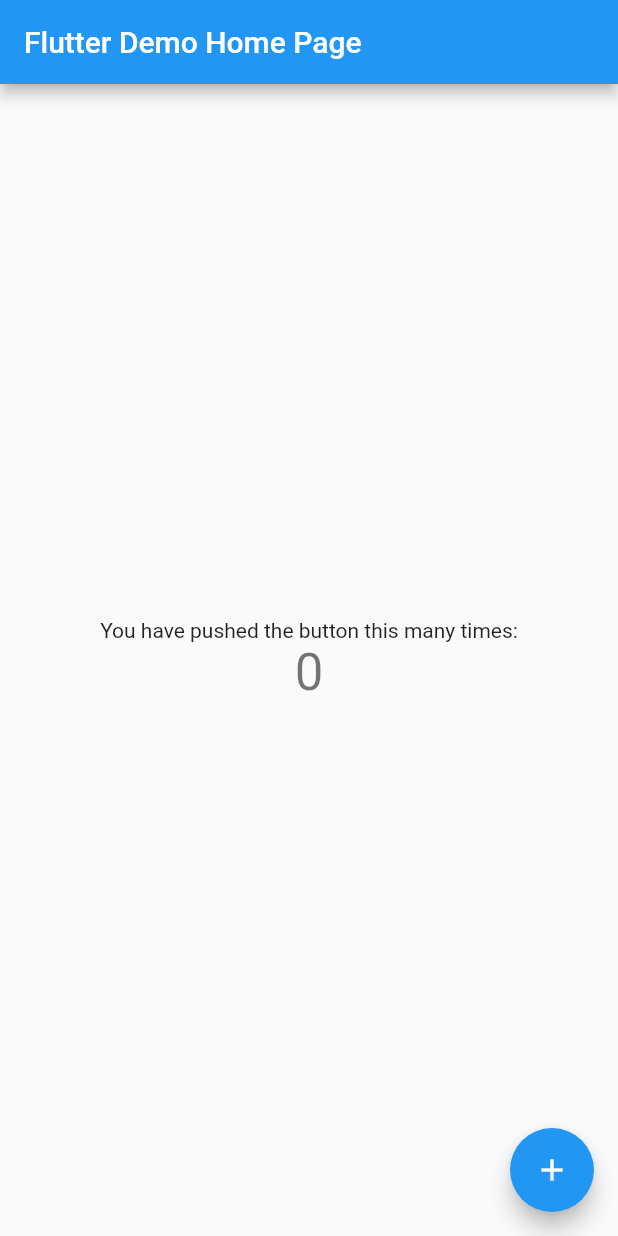
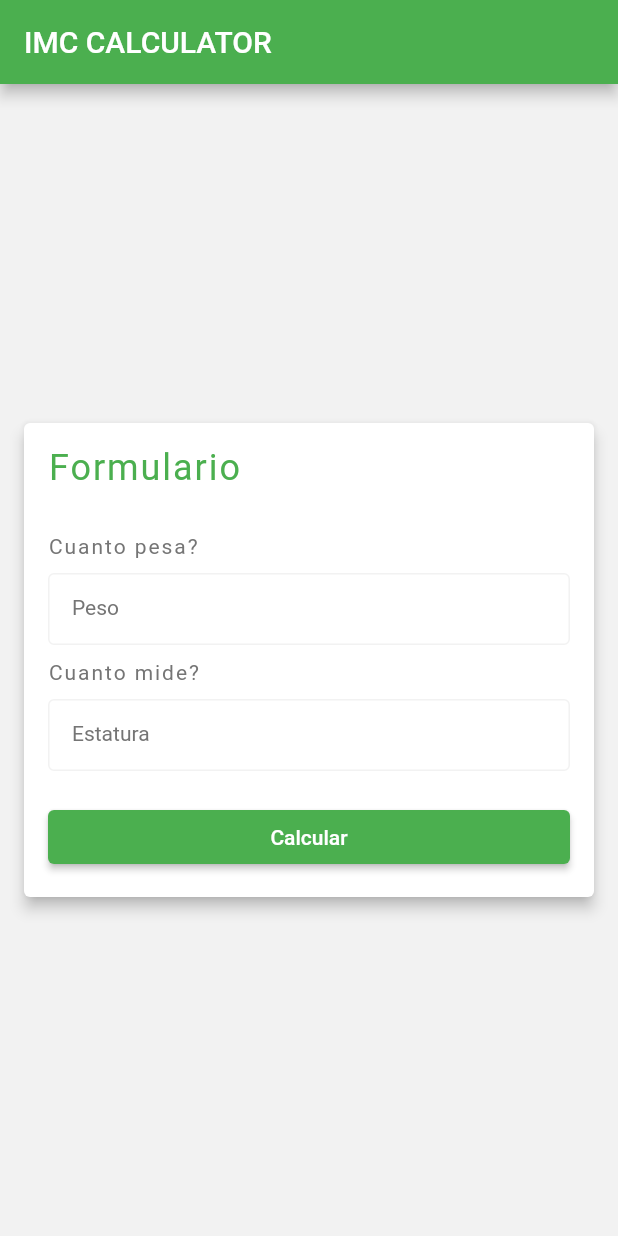
Before and after one commit to adrian-parra/Flutter-Practicas, a Flutter app: the screen it shows after launch, on a phone screen of 412 x 824 dp. Run offline on Flutter 3.47's test engine with Material 2 defaults, Android fonts, the phone set to English and light mode, and no system bars; our stand-ins replace fluttertoast.

Commit message:
feat mini proyecto 01
* add app que calcula IMC (INDICE DE MASA CORPORAL)

```diff
--- /dev/null
+++ b/mini_proyecto_01/lib/config.dart
@@ -0,0 +1,25 @@
+import 'package:flutter/material.dart';
+
+class AppConfig {
+  static const colorPrincipal = Color(0xFF4BAF4F);
+  static const colorSecundario = Color(0xFFFFFFFF);
+  static const colorFondo = Color(0xFFF2F2F2);
+  static const colorDescripcion = Color(0xFF757575);
+
+  static const colorSuccess = Color(0xFF51ae57);
+  static const colorDanger = Color(0xFFff0000);
+  static const colorWarning = Color(0xFFf57c00);
+  static const colorInfo = Color(0xFF3498db);
+
+  static const marginValue = 16.0;
+  static const paddingValue = 16.0;
+
+  static const sizeTitulo = 24.0;
+  static const sizeSubtitulo = 20.0;
+  static const sizeDescripcion = 14.0;
+
+  static const gap = 10.0;
+
+  static const letterSpacingValue = 1.3;
+
+}
--- a/mini_proyecto_01/lib/main.dart
+++ b/mini_proyecto_01/lib/main.dart
@@ -1,4 +1,5 @@
 import 'package:flutter/material.dart';
+import 'package:mini_proyecto_01/widgets/splash_screen.dart';
 
 void main() {
   runApp(const MyApp());
@@ -10,106 +11,9 @@
   // This widget is the root of your application.
   @override
   Widget build(BuildContext context) {
-    return MaterialApp(
-      title: 'Flutter Demo',
-      theme: ThemeData(
-        // This is the theme of your application.
-        //
-        // Try running your application with "flutter run". You'll see the
-        // application has a blue toolbar. Then, without quitting the app, try
-        // changing the primarySwatch below to Colors.green and then invoke
-        // "hot reload" (press "r" in the console where you ran "flutter run",
-        // or simply save your changes to "hot reload" in a Flutter IDE).
-        // Notice that the counter didn't reset back to zero; the application
-        // is not restarted.
-        primarySwatch: Colors.blue,
-      ),
-      home: const MyHomePage(title: 'Flutter Demo Home Page'),
-    );
+    return const MaterialApp(
+      debugShowCheckedModeBanner:false,
+      title: 'Practica 04',
+      home: SplashScreen());
   }
 }
-
-class MyHomePage extends StatefulWidget {
-  const MyHomePage({super.key, required this.title});
-
-  // This widget is the home page of your application. It is stateful, meaning
-  // that it has a State object (defined below) that contains fields that affect
-  // how it looks.
-
-  // This class is the configuration for the state. It holds the values (in this
-  // case the title) provided by the parent (in this case the App widget) and
-  // used by the build method of the State. Fields in a Widget subclass are
-  // always marked "final".
-
-  final String title;
-
-  @override
-  State<MyHomePage> createState() => _MyHomePageState();
-}
-
-class _MyHomePageState extends State<MyHomePage> {
-  int _counter = 0;
-
-  void _incrementCounter() {
-    setState(() {
-      // This call to setState tells the Flutter framework that something has
-      // changed in this State, which causes it to rerun the build method below
-      // so that the display can reflect the updated values. If we changed
-      // _counter without calling setState(), then the build method would not be
-      // called again, and so nothing would appear to happen.
-      _counter++;
-    });
-  }
-
-  @override
-  Widget build(BuildContext context) {
-    // This method is rerun every time setState is called, for instance as done
-    // by the _incrementCounter method above.
-    //
-    // The Flutter framework has been optimized to make rerunning build methods
-    // fast, so that you can just rebuild anything that needs updating rather
-    // than having to individually change instances of widgets.
-    return Scaffold(
-      appBar: AppBar(
-        // Here we take the value from the MyHomePage object that was created by
-        // the App.build method, and use it to set our appbar title.
-        title: Text(widget.title),
-      ),
-      body: Center(
-        // Center is a layout widget. It takes a single child and positions it
-        // in the middle of the parent.
-        child: Column(
-          // Column is also a layout widget. It takes a list of children and
-          // arranges them vertically. By default, it sizes itself to fit its
-          // children horizontally, and tries to be as tall as its parent.
-          //
-          // Invoke "debug painting" (press "p" in the console, choose the
-          // "Toggle Debug Paint" action from the Flutter Inspector in Android
-          // Studio, or the "Toggle Debug Paint" command in Visual Studio Code)
-          // to see the wireframe for each widget.
-          //
-          // Column has various properties to control how it sizes itself and
-          // how it positions its children. Here we use mainAxisAlignment to
-          // center the children vertically; the main axis here is the vertical
-          // axis because Columns are vertical (the cross axis would be
-          // horizontal).
-          mainAxisAlignment: MainAxisAlignment.center,
-          children: <Widget>[
-            const Text(
-              'You have pushed the button this many times:',
-            ),
-            Text(
-              '$_counter',
-              style: Theme.of(context).textTheme.headline4,
-            ),
-          ],
-        ),
-      ),
-      floatingActionButton: FloatingActionButton(
-        onPressed: _incrementCounter,
-        tooltip: 'Increment',
-        child: const Icon(Icons.add),
-      ), // This trailing comma makes auto-formatting nicer for build methods.
-    );
-  }
-}
--- /dev/null
+++ b/mini_proyecto_01/lib/screens/imc_calculator_screen.dart
@@ -0,0 +1,183 @@
+import 'package:flutter/foundation.dart';
+import 'package:flutter/material.dart';
+import 'package:fluttertoast/fluttertoast.dart';
+import 'package:mini_proyecto_01/widgets/custom_text_field.dart';
+import 'package:mini_proyecto_01/config.dart';
+import 'package:mini_proyecto_01/widgets/custom_elevated_button.dart';
+import 'package:mini_proyecto_01/widgets/imc_resultado.dart';
+
+class HomeScreen extends StatefulWidget {
+  const HomeScreen({super.key});
+
+  @override
+  State<HomeScreen> createState() => _HomeScreenState();
+}
+
+class _HomeScreenState extends State<HomeScreen> {
+  final TextEditingController peso = TextEditingController();
+  final TextEditingController estatura = TextEditingController();
+  bool isError = false;
+  double result = 0.0;
+  String category = '';
+  String imagenPath = '';
+  String messageText = '';
+
+  void calculateIMC() {
+    double weight = double.tryParse(peso.text) ?? 0.0;
+    double height = double.tryParse(estatura.text) ?? 0.0;
+
+    if (weight > 0 && height > 0) {
+      double imc = weight / (height * height);
+      result = imc;
+      String imcCategory = '';
+      if (imc < 18) {
+        imcCategory = 'Peso Bajo. Necesario valorar signos de desnutrición';
+        imagenPath = 'normal.png';
+        messageText = 'info';
+      } else if (imc >= 18 && imc <= 24.9) {
+        imcCategory = 'Normal';
+        imagenPath = 'normal.png';
+        messageText = 'success';
+      } else if (imc >= 25 && imc <= 26.9) {
+        imcCategory = 'Obesidad';
+        imagenPath = 'preobeso.png';
+        messageText = 'warning';
+      } else if (imc >= 27 && imc <= 29.9) {
+        imcCategory =
+            'Obesidad grado I. Riesgo relativo para desarrollar enfermedades cardiovasculares.';
+        imagenPath = 'obeso_tipo_1.png';
+        messageText = 'danger';
+      } else if (imc >= 30 && imc <= 39.9) {
+        imcCategory =
+            'Obesidad grado II. Riesgo relativo muy alto para el desarrollo de enfermedades cardiovasculares.';
+        imagenPath = 'obeso_tipo_2.png';
+        messageText = 'danger';
+      } else {
+        imcCategory =
+            'Obesidad grado III (Extrema o mórbida). Riesgo relativo extremadamente alto para el desarrollo de enfermedades cardiovasculares.';
+        imagenPath = 'obeso_tipo_3.png';
+        messageText = 'danger';
+      }
+      category = imcCategory;
+    }
+  }
+
+  @override
+  Widget build(BuildContext context) {
+    return Scaffold(
+      backgroundColor: AppConfig.colorFondo,
+      appBar: AppBar(
+        title: const Text('IMC CALCULATOR'),
+        backgroundColor: AppConfig.colorPrincipal,
+      ),
+      body: Center(
+        child: Card(
+          elevation: 4,
+          margin: const EdgeInsets.all(AppConfig.marginValue),
+          child: Container(
+            padding: const EdgeInsets.all(AppConfig.paddingValue),
+            child: Column(
+              mainAxisSize: MainAxisSize.min,
+              crossAxisAlignment: CrossAxisAlignment.start,
+              children: [
+                const Text(
+                  'Formulario',
+                  style: TextStyle(
+                    fontSize: AppConfig.sizeTitulo,
+                    color: AppConfig.colorPrincipal,
+                    letterSpacing: AppConfig.letterSpacingValue,
+                  ),
+                ),
+                const SizedBox(height: (AppConfig.gap * 3)),
+                const Text(
+                  'Cuanto pesa?',
+                  style: TextStyle(
+                    fontSize: AppConfig.sizeDescripcion,
+                    color: AppConfig.colorDescripcion,
+                    letterSpacing: AppConfig.letterSpacingValue,
+                  ),
+                ),
+                const SizedBox(height: AppConfig.gap),
+                CustomTextField(
+                  labelText: 'Peso',
+                  controller: peso,
+                  hintText: 'Ingrese peso en kilogramos',
+                  keyboardType: TextInputType.number,
+                ),
+                const SizedBox(height: AppConfig.gap),
+                const Text(
+                  'Cuanto mide?',
+                  style: TextStyle(
+                    fontSize: AppConfig.sizeDescripcion,
+                    color: AppConfig.colorDescripcion,
+                    letterSpacing: AppConfig.letterSpacingValue,
+                  ),
+                ),
+                const SizedBox(height: AppConfig.gap),
+                CustomTextField(
+                  labelText: 'Estatura',
+                  controller: estatura,
+                  hintText: 'Ingrese su estatura en metros',
+                  keyboardType: TextInputType.number,
+                ),
+                const SizedBox(height: (AppConfig.gap * 2)),
+                Row(
+                  children: [
+                    Expanded(
+                      child: CustomButton(
+                        text: 'Calcular',
+                        onPressed: () {
+                          setState(() {
+                            if (peso.text == '' || peso.text == null) {
+                              isError = true;
+                              Fluttertoast.showToast(
+                                msg: 'Ingrese su peso en kilogramos',
+                                toastLength: Toast.LENGTH_SHORT,
+                                gravity: ToastGravity.BOTTOM,
+                                timeInSecForIosWeb: 5,
+                                backgroundColor: AppConfig.colorDanger,
+                                textColor: AppConfig.colorSecundario,
+                              );
+                            }
+
+                            if (estatura.text == '' || estatura.text == null) {
+                              isError = true;
+                              Fluttertoast.showToast(
+                                msg: 'Ingrese su estatura en metros',
+                                toastLength: Toast.LENGTH_SHORT,
+                                gravity: ToastGravity.BOTTOM,
+                                timeInSecForIosWeb: 5,
+                                backgroundColor: AppConfig.colorDanger,
+                                textColor: AppConfig.colorSecundario,
+                              );
+                            }
+
+                            if (isError) {
+                              isError = false;
+                              return;
+                            }
+
+                            // ? CALCULAR IMC
+                            calculateIMC();
+
+                            Navigator.of(context).push(MaterialPageRoute(
+                                builder: (context) => Resultado(
+                                      imc: result,
+                                      category: category,
+                                      imagenPath:imagenPath,
+                                      messageType:messageText
+                                    )));
+                          });
+                        },
+                      ),
+                    ),
+                  ],
+                ),
+              ],
+            ),
+          ),
+        ),
+      ),
+    );
+  }
+}
--- /dev/null
+++ b/mini_proyecto_01/lib/widgets/custom_elevated_button.dart
@@ -0,0 +1,26 @@
+import 'package:flutter/material.dart';
+import 'package:mini_proyecto_01/config.dart';
+
+class CustomButton extends StatelessWidget {
+  final String text;
+  final VoidCallback onPressed;
+  final Color color;
+
+  const CustomButton({super.key,
+    required this.text,
+    required this.onPressed,
+    this.color = AppConfig.colorPrincipal,
+  });
+
+  @override
+  Widget build(BuildContext context) {
+    return ElevatedButton(
+      onPressed: onPressed,
+      style: ElevatedButton.styleFrom(
+        backgroundColor: color,
+        foregroundColor: AppConfig.colorSecundario,
+      ),
+      child: Text(text),
+    );
+  }
+}
--- /dev/null
+++ b/mini_proyecto_01/lib/widgets/custom_text_field.dart
@@ -0,0 +1,58 @@
+import 'package:flutter/material.dart';
+import 'package:mini_proyecto_01/config.dart';
+
+class CustomTextField extends StatelessWidget {
+  final String labelText;
+  final TextEditingController controller;
+  final bool obscureText;
+  final TextInputType keyboardType;
+  final Function(String)? onChanged;
+  final String hintText;
+
+  const CustomTextField({super.key,
+    required this.labelText,
+    required this.controller,
+    required this.hintText,
+    this.obscureText = false,
+    this.keyboardType = TextInputType.text,
+    this.onChanged,
+  });
+
+  @override
+  Widget build(BuildContext context) {
+    return TextField(
+      cursorColor: AppConfig.colorPrincipal,
+      controller: controller,
+      obscureText: obscureText,
+      keyboardType: keyboardType,
+      onChanged: onChanged,
+      style: const TextStyle(
+        fontSize: 14.0,
+
+      ),
+      decoration: InputDecoration(
+        contentPadding: const EdgeInsets.symmetric(horizontal: AppConfig.paddingValue),
+        hintText: hintText,
+        hintStyle: const TextStyle(
+          color: AppConfig.colorDescripcion ,
+          fontSize: AppConfig.sizeDescripcion
+        ),
+        labelText: labelText,
+        labelStyle: const TextStyle(
+          color: AppConfig.colorDescripcion,
+          fontSize: AppConfig.sizeDescripcion
+        ),
+        border: const OutlineInputBorder(
+          borderSide: BorderSide(color: AppConfig.colorPrincipal),
+        ),
+        enabledBorder: const OutlineInputBorder(
+          borderSide: BorderSide(color: AppConfig.colorFondo),
+        ),
+        focusedBorder:const OutlineInputBorder(
+          borderSide: BorderSide(color: AppConfig.colorPrincipal),
+        ),
+
+      ),
+    );
+  }
+}
```
Also changed, not shown: mini_proyecto_01/lib/widgets/imc_resultado.dart (added, +91 -0 lines), mini_proyecto_01/lib/widgets/splash_screen.dart (added, +47 -0 lines), mini_proyecto_01/pubspec.yaml (+9 -3 lines), mini_proyecto_01/assets/logo.png (added), mini_proyecto_01/assets/normal.png (added), mini_proyecto_01/assets/obeso_tipo_1.png (added), mini_proyecto_01/assets/obeso_tipo_2.png (added), mini_proyecto_01/assets/obeso_tipo_3.png (added), mini_proyecto_01/assets/page1.png (added), mini_proyecto_01/assets/page2.png (added), mini_proyecto_01/assets/preobeso.png (added), mini_proyecto_01/pubspec.lock.
